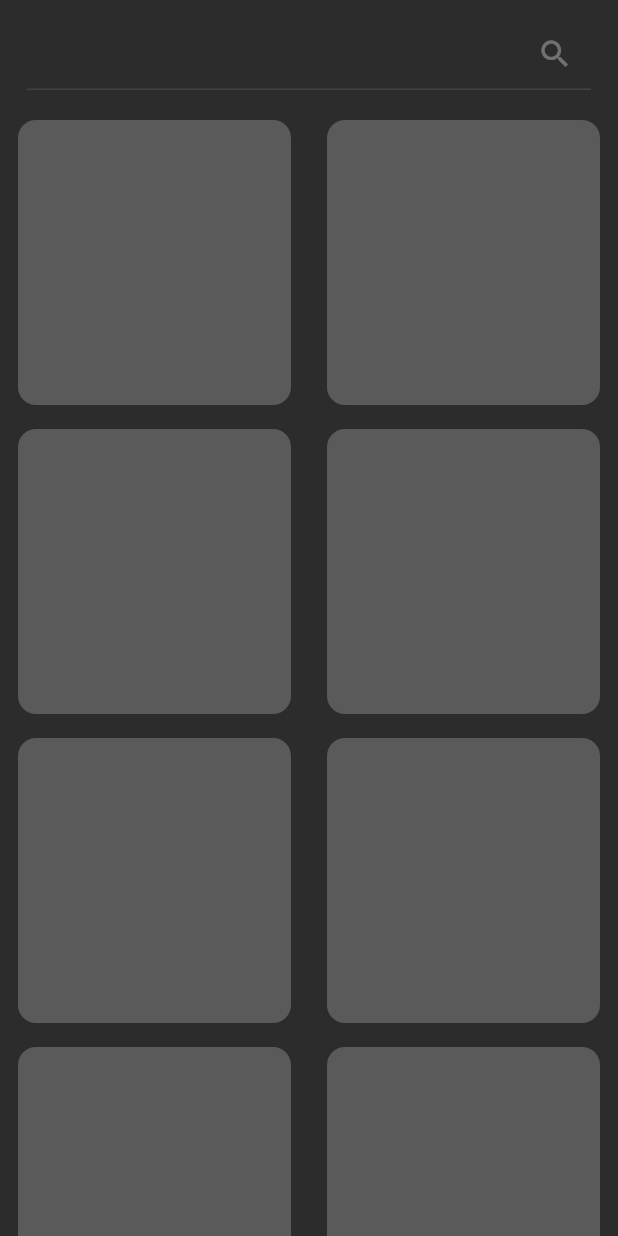
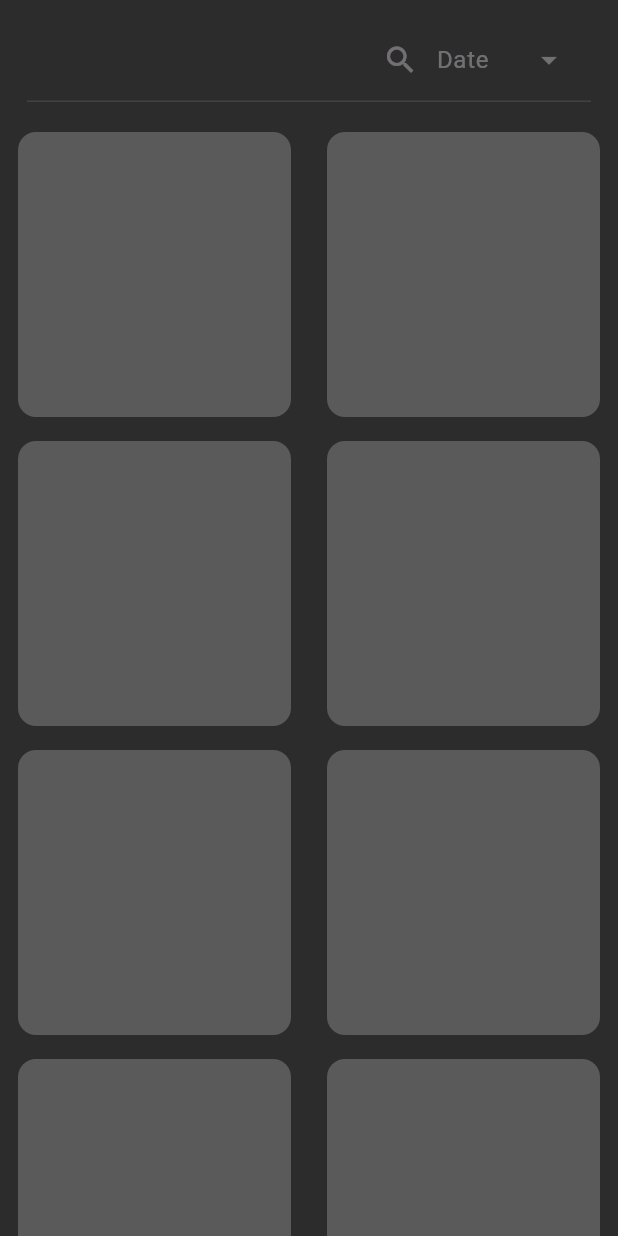
Before and after one commit to Luis-Honorato/nasa_today_picture, a Flutter app: the screen it shows after launch, on a phone screen of 412 x 824 dp. Run offline on Flutter 3.47's test engine with Material 3 defaults, Android fonts, the light colour scheme and no system bars; our stand-ins replace bloc, cached_network_image, dartz, equatable, flutter_bloc, shared_preferences; network calls fail.

```diff
--- a/lib/features/pictures/presentation/widgets/pictures_list_form_filed.dart
+++ b/lib/features/pictures/presentation/widgets/pictures_list_form_filed.dart
@@ -52,11 +52,11 @@ class _PicturesListFormFieldState extends State<PicturesListFormField> {
                     },
                     dropdownMenuEntries: const [
                       DropdownMenuEntry(
-                        label: 'date',
+                        label: 'Date',
                         value: Filtertype.date,
                       ),
                       DropdownMenuEntry(
-                        label: 'title',
+                        label: 'Title',
                         value: Filtertype.title,
                       )
                     ],
--- a/lib/features/pictures/presentation/widgets/skeleton_pictures_list.dart
+++ b/lib/features/pictures/presentation/widgets/skeleton_pictures_list.dart
@@ -1,4 +1,5 @@
 import 'package:flutter/material.dart';
+import 'package:nasa_today_picture/features/pictures/presentation/bloc/picture_bloc.dart';
 
 class SkeletonPicturesList extends StatelessWidget {
   const SkeletonPicturesList({super.key});
@@ -14,8 +15,30 @@ class SkeletonPicturesList extends StatelessWidget {
           ),
           child: TextFormField(
             enabled: false,
-            decoration: const InputDecoration(
-              suffixIcon: Icon(Icons.search),
+            decoration: InputDecoration(
+              suffixIcon: Row(
+                mainAxisSize: MainAxisSize.min,
+                children: [
+                  const Icon(Icons.search),
+                  Padding(
+                    padding: const EdgeInsets.only(left: 12.0),
+                    child: DropdownMenu(
+                      enabled: false,
+                      inputDecorationTheme: const InputDecorationTheme(
+                        border: InputBorder.none,
+                      ),
+                      initialSelection: Filtertype.date,
+                      width: MediaQuery.sizeOf(context).width / 4,
+                      dropdownMenuEntries: const [
+                        DropdownMenuEntry(
+                          label: 'Date',
+                          value: Filtertype.date,
+                        ),
+                      ],
+                    ),
+                  ),
+                ],
+              ),
             ),
           ),
         ),
```
Also changed, not shown: lib/features/pictures/presentation/pages/picture_details_page.dart (added, +77 -0 lines), lib/features/pictures/presentation/widgets/image_widget.dart (added, +28 -0 lines), lib/features/pictures/presentation/widgets/picture_card.dart (+2 -15 lines), lib/features/pictures/presentation/widgets/pictures_list.dart (+12 -1 lines).
